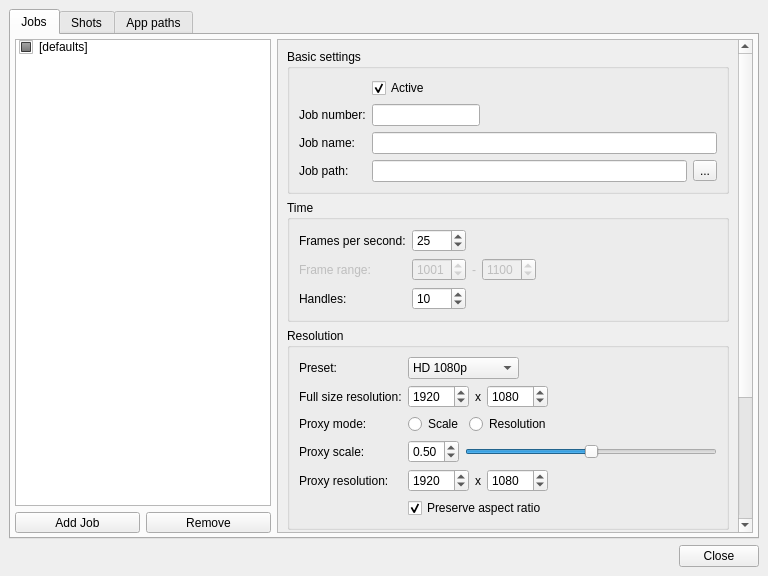
Qt form core/ui/icadminUI.ui (mjbonnington/icarus-gps) before a commit.
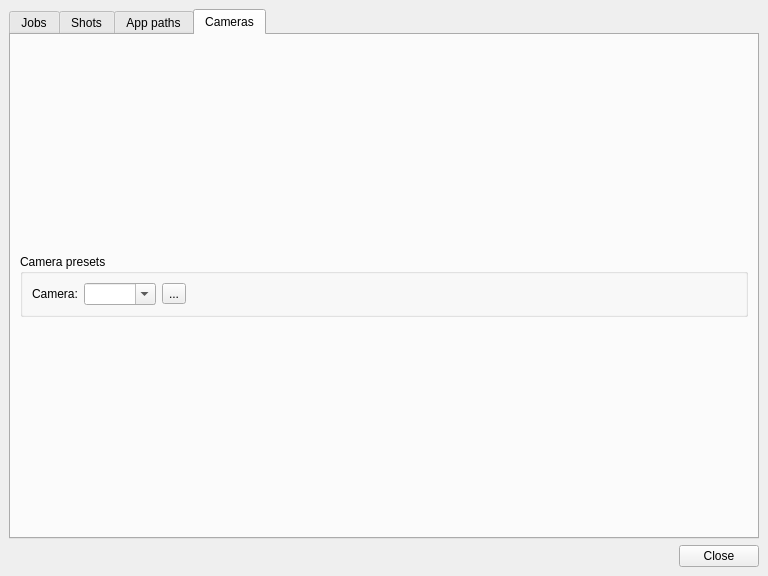
The same form after that commit. The open tabs and pages were chosen to show the change. Icons and pictures are not drawn.

Commit message: Status line items now build dynamically.

Patch:
```diff
--- a/core/ui/icadminUI.ui
+++ b/core/ui/icadminUI.ui
@@ -167,7 +167,7 @@
            <property name="geometry">
             <rect>
              <x>0</x>
-             <y>-133</y>
+             <y>0</y>
              <width>447</width>
              <height>719</height>
             </rect>
@@ -1306,6 +1306,76 @@
         </item>
        </layout>
       </widget>
+      <widget class="QWidget" name="cameras_tab">
+       <attribute name="title">
+        <string>Cameras</string>
+       </attribute>
+       <layout class="QVBoxLayout" name="verticalLayout_3">
+        <item>
+         <widget class="QGroupBox" name="camPreset_groupBox">
+          <property name="sizePolicy">
+           <sizepolicy hsizetype="Preferred" vsizetype="Maximum">
+            <horstretch>0</horstretch>
+            <verstretch>0</verstretch>
+           </sizepolicy>
+          </property>
+          <property name="title">
+           <string>Camera presets</string>
+          </property>
+          <layout class="QFormLayout" name="formLayout_11">
+           <property name="fieldGrowthPolicy">
+            <enum>QFormLayout::ExpandingFieldsGrow</enum>
+           </property>
+           <item row="0" column="0">
+            <widget class="QLabel" name="camPreset_label">
+             <property name="text">
+              <string>Camera:</string>
+             </property>
+            </widget>
+           </item>
+           <item row="0" column="1">
+            <layout class="QHBoxLayout" name="camPreset_horizontalLayout">
+             <item>
+              <widget class="QComboBox" name="camPreset_comboBox">
+               <property name="toolTip">
+                <string>Select an application, or add a new application by typing a new name and pressing Enter</string>
+               </property>
+               <property name="editable">
+                <bool>true</bool>
+               </property>
+               <property name="mandatoryField" stdset="0">
+                <bool>false</bool>
+               </property>
+              </widget>
+             </item>
+             <item>
+              <widget class="QToolButton" name="camPresetDel_toolButton">
+               <property name="toolTip">
+                <string>Remove this application</string>
+               </property>
+               <property name="text">
+                <string>...</string>
+               </property>
+               <property name="icon">
+                <iconset resource="rsc.qrc">
+                 <normaloff>:/rsc/rsc/icon_delete.png</normaloff>
+                 <disabledoff>:/rsc/rsc/icon_delete_disabled.png</disabledoff>:/rsc/rsc/icon_delete.png</iconset>
+               </property>
+               <property name="iconSize">
+                <size>
+                 <width>15</width>
+                 <height>15</height>
+                </size>
+               </property>
+              </widget>
+             </item>
+            </layout>
+           </item>
+          </layout>
+         </widget>
+        </item>
+       </layout>
+      </widget>
      </widget>
     </item>
     <item>
```
The commit also changes 2 other files.
